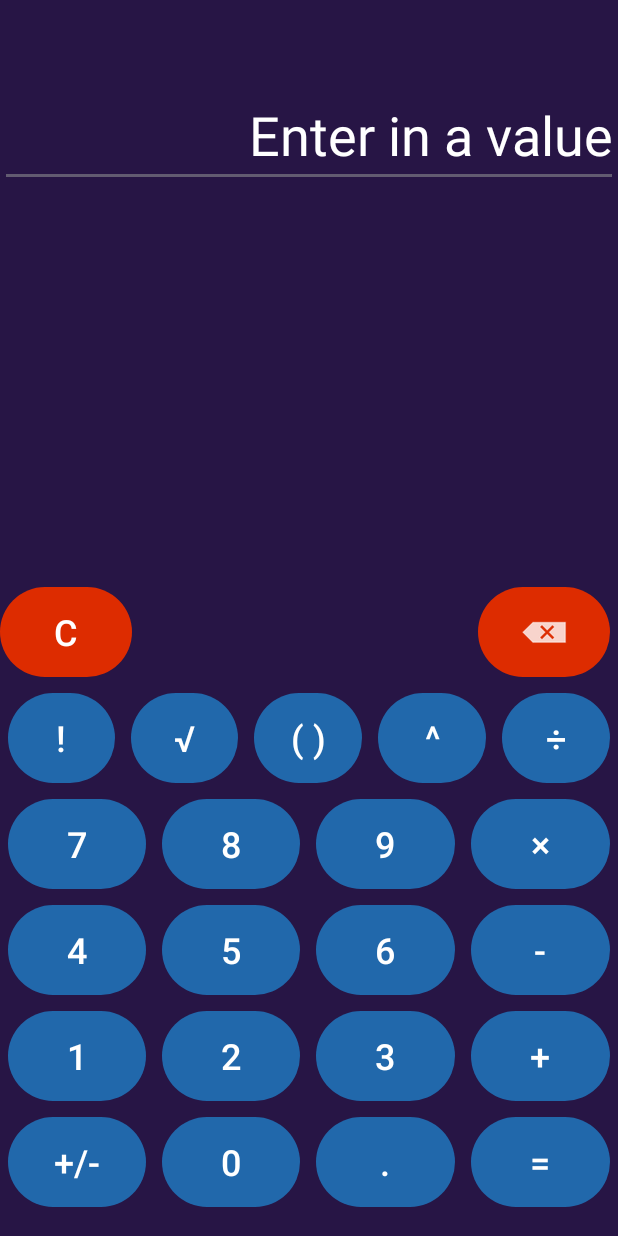
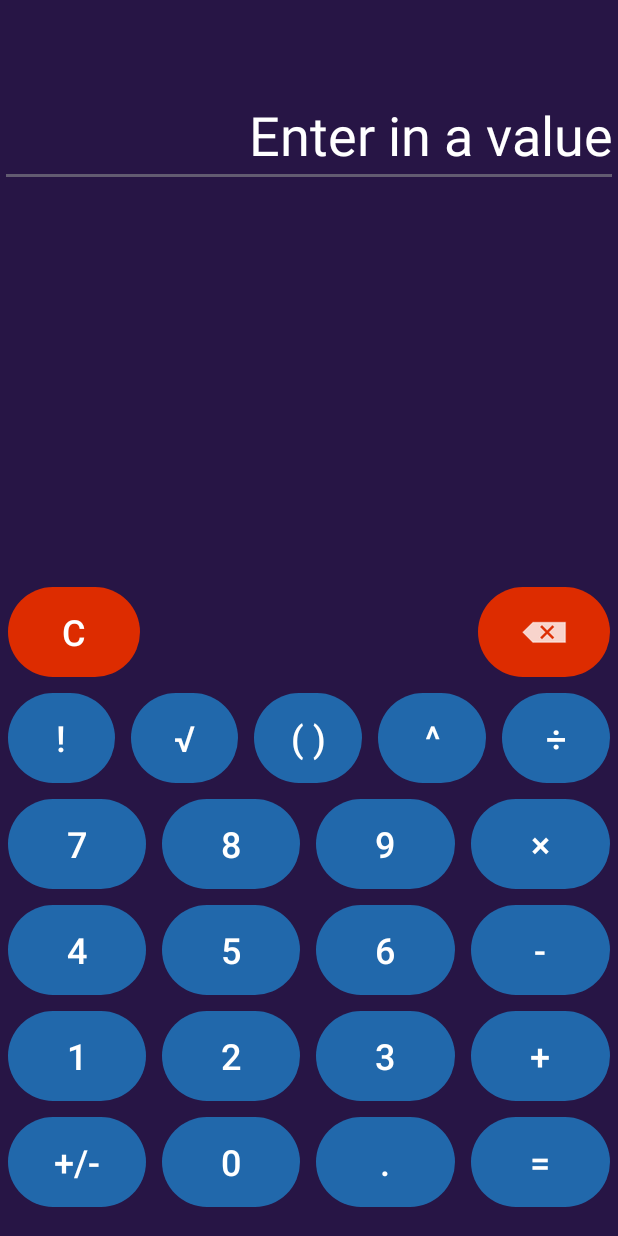
Before and after one commit to HanzovaA/kalkulacka, an Android app: the screen it shows after launch (MainActivity), on a phone screen of 412 x 824 dp. Run offline under Robolectric (Android 15) with nearby library versions, the phone set to English and light mode, and no system bars.

Commit message:
šestý commit

```diff
--- a/app/src/main/res/layout/activity_main.xml
+++ b/app/src/main/res/layout/activity_main.xml
@@ -331,15 +331,15 @@
         android:background="@drawable/circle"
         android:backgroundTint="#DD2C00"
         android:onClick="clearBTN"
+
         android:text="@string/clear"
-
         android:textColor="#FFFFFF"
         android:textSize="24sp"
         app:layout_constraintBottom_toTopOf="@+id/tableLayout"
-        tools:layout_editor_absoluteX="5dp" />
+        app:layout_constraintStart_toStartOf="parent" />
 
     <ImageButton
-        android:id="@+id/button22"
+        android:id="@+id/backspaceBTN"
         style="@style/Widget.AppCompat.Button.Borderless"
         android:layout_width="wrap_content"
         android:layout_height="60dp"
--- a/app/src/main/res/values/strings.xml
+++ b/app/src/main/res/values/strings.xml
@@ -26,7 +26,7 @@
     <string name="root">√</string>
     <string name="factorial">!</string>
 
-    <string name="backspace">  </string>
+    <string name="backspace">" "</string>
 
     <string name="display">Enter in a value</string>
 
```
